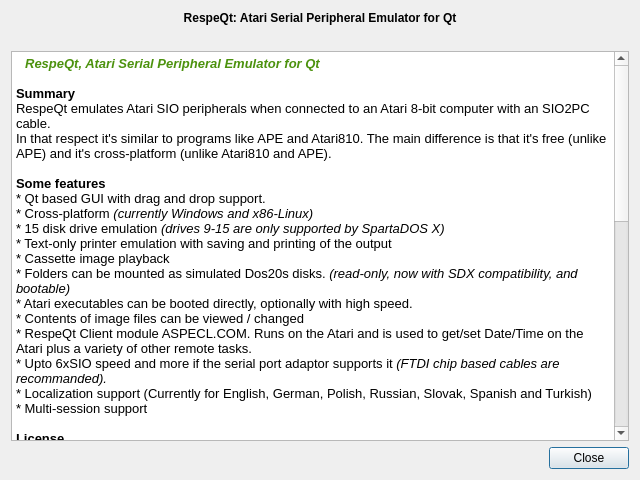
Above: aboutdialog.ui from RespeQt/RespeQt before the change. Below: the same form after it.
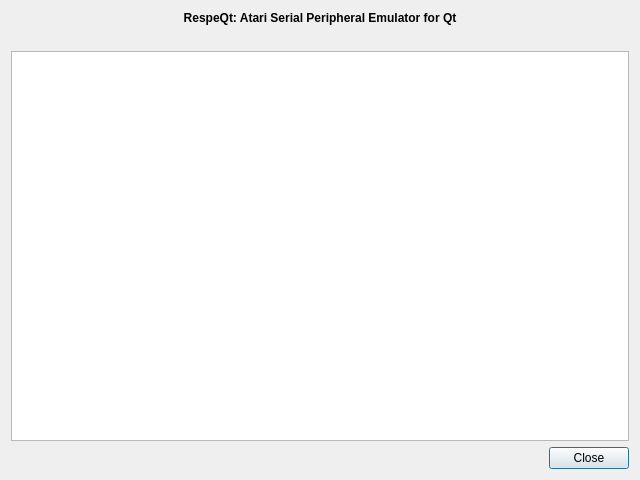
That is the form after the change. Icons and pictures are not drawn.

```diff
--- a/aboutdialog.ui
+++ b/aboutdialog.ui
@@ -51,16 +51,6 @@
    </item>
    <item row="2" column="0">
     <widget class="QTextBrowser" name="textBrowser">
-     <property name="html">
-      <string>&lt;!DOCTYPE HTML PUBLIC &quot;-//W3C//DTD HTML 4.0//EN&quot; &quot;http://www.w3.org/TR/REC-html40/strict.dtd&quot;&gt;
-&lt;html&gt;&lt;head&gt;&lt;meta name=&quot;qrichtext&quot; content=&quot;1&quot; /&gt;&lt;title&gt;RespeQt&lt;/title&gt;&lt;style type=&quot;text/css&quot;&gt;
-p, li { white-space: pre-wrap; }
-&lt;/style&gt;&lt;/head&gt;&lt;body style=&quot; font-family:'MS Shell Dlg 2'; font-size:8.25pt; font-weight:400; font-style:normal;&quot;&gt;
-&lt;p style=&quot; margin-top:12px; margin-bottom:12px; margin-left:0px; margin-right:0px; -qt-block-indent:0; text-indent:0px;&quot;&gt;&lt;span style=&quot; font-size:8pt;&quot;&gt; &lt;/span&gt;&lt;img src=&quot;:/icons/main-icon/RespeQt.ico&quot; /&gt;&lt;span style=&quot; font-size:8pt; font-weight:600; color:#4c920e;&quot;&gt;  &lt;/span&gt;&lt;span style=&quot; font-family:'Arial,Helvetica,sans-serif'; font-size:10pt; font-weight:600; font-style:italic; color:#4c920e;&quot;&gt;RespeQt, Atari Serial Peripheral Emulator for Qt&lt;/span&gt;&lt;span style=&quot; font-size:10pt; font-weight:600; font-style:italic; color:#4c920e;&quot;&gt;&lt;br /&gt;&lt;/span&gt;&lt;span style=&quot; font-size:10pt;&quot;&gt;&lt;br /&gt;&lt;/span&gt;&lt;span style=&quot; font-family:'Arial,Helvetica,sans-serif'; font-size:10pt; font-weight:600;&quot;&gt;Summary&lt;/span&gt;&lt;span style=&quot; font-family:'Arial,Helvetica,sans-serif'; font-size:10pt;&quot;&gt;&lt;br /&gt;RespeQt emulates Atari SIO peripherals when connected to an Atari 8-bit computer with an SIO2PC cable.&lt;br /&gt;In that respect it's similar to programs like APE and Atari810. The main difference is that it's free (unlike APE) and it's cross-platform (unlike Atari810 and APE).&lt;br /&gt;&lt;br /&gt;&lt;/span&gt;&lt;span style=&quot; font-family:'Arial,Helvetica,sans-serif'; font-size:10pt; font-weight:600;&quot;&gt;Some features&lt;/span&gt;&lt;span style=&quot; font-family:'Arial,Helvetica,sans-serif'; font-size:10pt;&quot;&gt;&lt;br /&gt;* Qt based GUI with drag and drop support.&lt;br /&gt;* Cross-platform&lt;/span&gt;&lt;span style=&quot; font-family:'Arial,Helvetica,sans-serif'; font-size:10pt; font-style:italic;&quot;&gt; (currently Windows and x86-Linux)&lt;/span&gt;&lt;span style=&quot; font-family:'Arial,Helvetica,sans-serif'; font-size:10pt;&quot;&gt;&lt;br /&gt;* 15 disk drive emulation &lt;/span&gt;&lt;span style=&quot; font-family:'Arial,Helvetica,sans-serif'; font-size:10pt; font-style:italic;&quot;&gt;(drives 9-15 are only supported by SpartaDOS X)&lt;/span&gt;&lt;span style=&quot; font-family:'Arial,Helvetica,sans-serif'; font-size:10pt;&quot;&gt;&lt;br /&gt;* Text-only printer emulation with saving and printing of the output&lt;br /&gt;* Cassette image playback&lt;br /&gt;* Folders can be mounted as simulated Dos20s disks. &lt;/span&gt;&lt;span style=&quot; font-family:'Arial,Helvetica,sans-serif'; font-size:10pt; font-style:italic;&quot;&gt;(read-only, now with SDX compatibility, and bootable)&lt;/span&gt;&lt;span style=&quot; font-family:'Arial,Helvetica,sans-serif'; font-size:10pt;&quot;&gt;&lt;br /&gt;* Atari executables can be booted directly, optionally with high speed.&lt;br /&gt;* Contents of image files can be viewed / changed&lt;br /&gt;* RespeQt Client module ASPECL.COM. Runs on the Atari and is used to get/set Date/Time on the Atari plus a variety of other remote tasks.&lt;br /&gt;* Upto 6xSIO speed and more if the serial port adaptor supports it &lt;/span&gt;&lt;span style=&quot; font-family:'Arial,Helvetica,sans-serif'; font-size:10pt; font-style:italic;&quot;&gt;(FTDI chip based cables are recommanded).&lt;/span&gt;&lt;span style=&quot; font-family:'Arial,Helvetica,sans-serif'; font-size:10pt;&quot;&gt;&lt;br /&gt;* Localization support (Currently for English, German, Polish, Russian, Slovak, Spanish and Turkish)&lt;br /&gt;* Multi-session support&lt;br /&gt;&lt;br /&gt;&lt;/span&gt;&lt;span style=&quot; font-family:'Arial,Helvetica,sans-serif'; font-size:10pt; font-weight:600;&quot;&gt;License&lt;/span&gt;&lt;span style=&quot; font-family:'Arial,Helvetica,sans-serif'; font-size:10pt;&quot;&gt;&lt;br /&gt;Original code up to version 0.6.0 &lt;/span&gt;&lt;span style=&quot; font-family:'Arial,Helvetica,sans-serif'; font-size:10pt; font-style:italic;&quot;&gt;Copyright 2009 by Fatih Aygün. &lt;/span&gt;&lt;span style=&quot; font-family:'Arial,Helvetica,sans-serif'; font-size:10pt;&quot;&gt;&lt;br /&gt;Updates since v0.6.0 &lt;/span&gt;&lt;span style=&quot; font-family:'Arial,Helvetica,sans-serif'; font-size:10pt; font-style:italic;&quot;&gt;Copyright 2012 by Ray Ataergin&lt;/span&gt;&lt;span style=&quot; font-size:10pt;&quot;&gt; &lt;/span&gt;&lt;/p&gt;
-&lt;p style=&quot; margin-top:12px; margin-bottom:12px; margin-left:0px; margin-right:0px; -qt-block-indent:0; text-indent:0px;&quot;&gt;&lt;span style=&quot; font-family:'Arial,Helvetica,sans-serif'; font-size:10pt;&quot;&gt;You can freely copy, use, modify and distribute RespeQt under the GPL 2.0 license. Please see license.txt for details.&lt;/span&gt;&lt;span style=&quot; font-size:10pt;&quot;&gt; &lt;/span&gt;&lt;/p&gt;
-&lt;p style=&quot; margin-top:12px; margin-bottom:12px; margin-left:0px; margin-right:0px; -qt-block-indent:0; text-indent:0px;&quot;&gt;&lt;span style=&quot; font-family:'Arial,Helvetica,sans-serif'; font-size:10pt;&quot;&gt;Qt libraries: &lt;/span&gt;&lt;span style=&quot; font-family:'Arial,Helvetica,sans-serif'; font-size:10pt; font-style:italic;&quot;&gt;Copyright 2009 Nokia Corporation&lt;/span&gt;&lt;span style=&quot; font-family:'Arial,Helvetica,sans-serif'; font-size:10pt;&quot;&gt; and/or its subsidiary(-ies). Used in this package under LGPL 2.0 license.&lt;br /&gt;&lt;br /&gt;Silk Icons: &lt;/span&gt;&lt;span style=&quot; font-family:'Arial,Helvetica,sans-serif'; font-size:10pt; font-style:italic;&quot;&gt;Copyright &lt;/span&gt;&lt;a href=&quot;www.famfamfam.com&quot;&gt;&lt;span style=&quot; font-family:'Arial,Helvetica,sans-serif'; font-size:10pt; font-style:italic; text-decoration: underline; color:#0000ff;&quot;&gt;Mark James&lt;/span&gt;&lt;/a&gt;&lt;span style=&quot; font-family:'Arial,Helvetica,sans-serif'; font-size:10pt; font-style:italic;&quot;&gt;.&lt;/span&gt;&lt;span style=&quot; font-family:'Arial,Helvetica,sans-serif'; font-size:10pt;&quot;&gt; Used in this package under Creative Commons Attribution 3.0 license.&lt;br /&gt;&lt;br /&gt;Additional Icons by &lt;/span&gt;&lt;a href=&quot;http://www.oxygen-icons.org/&quot;&gt;&lt;span style=&quot; font-family:'Arial,Helvetica,sans-serif'; font-size:10pt; font-style:italic; text-decoration: underline; color:#0000ff;&quot;&gt;Oxygen Team&lt;/span&gt;&lt;/a&gt;&lt;span style=&quot; font-family:'Arial,Helvetica,sans-serif'; font-size:10pt;&quot;&gt;. Used in this package under Creative Commons Attribution-ShareAlike 3.0 license.&lt;br /&gt;&lt;br /&gt;AtariSIO Linux kernel module and high speed code used in the EXE loader &lt;/span&gt;&lt;span style=&quot; font-family:'Arial,Helvetica,sans-serif'; font-size:10pt; font-style:italic;&quot;&gt;Copyright &lt;/span&gt;&lt;a href=&quot;http://www.horus.com/~hias/atari/&quot;&gt;&lt;span style=&quot; font-family:'Arial,Helvetica,sans-serif'; font-size:10pt; font-style:italic; text-decoration: underline; color:#0000ff;&quot;&gt;Matthias Reichl.&lt;/span&gt;&lt;/a&gt;&lt;span style=&quot; font-family:'Arial,Helvetica,sans-serif'; font-size:10pt;&quot;&gt; Used in this package under GPL 2.0 license.&lt;br /&gt;&lt;br /&gt;Atascii Fonts by &lt;/span&gt;&lt;a href=&quot;http://members.bitstream.net/~marksim/atarimac&quot;&gt;&lt;span style=&quot; font-family:'Arial,Helvetica,sans-serif'; font-size:10pt; font-style:italic; text-decoration: underline; color:#0000ff;&quot;&gt;Mark Simonson&lt;/span&gt;&lt;/a&gt;&lt;span style=&quot; font-family:'Arial,Helvetica,sans-serif'; font-size:10pt;&quot;&gt;. Used in this package under Freeware License.&lt;/span&gt;&lt;span style=&quot; font-size:10pt;&quot;&gt;&lt;br /&gt;&lt;br /&gt;&lt;/span&gt;&lt;span style=&quot; font-family:'Arial,Helvetica,sans-serif'; font-size:10pt; font-weight:600; font-style:italic;&quot;&gt;DOS files distributed with RespeQt&lt;/span&gt;&lt;span style=&quot; font-family:'Arial,Helvetica,sans-serif'; font-size:10pt; font-style:italic;&quot;&gt; are copyright of their respective owners, Atari8Warez and RespeQt distributes those files with the understanding that they are either abandonware or public domain, and are widely available for download through the internet. If you are the copyright holder of one or more of these files, and believe that distribution of these files constitutes a breach of your rights please contact &lt;/span&gt;&lt;a href=&quot;mailto:ray@atari8warez.com&quot;&gt;&lt;span style=&quot; font-family:'Arial,Helvetica,sans-serif'; font-size:10pt; font-style:italic; text-decoration: underline; color:#0000ff;&quot;&gt;Atari8Warez&lt;/span&gt;&lt;/a&gt;&lt;span style=&quot; font-family:'Arial,Helvetica,sans-serif'; font-size:10pt; font-style:italic;&quot;&gt;. We respect the rights of copyright holders and won't distribute copyrighted work without the rights holder's consent. &lt;/span&gt;&lt;/p&gt;
-&lt;p style=&quot; margin-top:12px; margin-bottom:12px; margin-left:0px; margin-right:0px; -qt-block-indent:0; text-indent:0px;&quot;&gt;&lt;span style=&quot; font-family:'Arial,Helvetica,sans-serif'; font-size:10pt; font-weight:600;&quot;&gt;Contact&lt;/span&gt;&lt;span style=&quot; font-family:'Arial,Helvetica,sans-serif'; font-size:10pt;&quot;&gt;&lt;br /&gt;Ray Ataergin, &lt;/span&gt;&lt;a href=&quot;mailto:ray@atari8warez.com&quot;&gt;&lt;span style=&quot; font-family:'Arial,Helvetica,sans-serif'; font-size:10pt; text-decoration: underline; color:#0000ff;&quot;&gt;email&lt;/span&gt;&lt;/a&gt;&lt;span style=&quot; font-family:'Arial,Helvetica,sans-serif'; font-size:10pt;&quot;&gt;, &lt;/span&gt;&lt;span style=&quot; font-family:'Arial,Helvetica,sans-serif'; font-size:10pt; font-style:italic;&quot;&gt;Please include the word &amp;quot;respeqt&amp;quot; in the subject field.&lt;/span&gt;&lt;span style=&quot; font-family:'Arial,Helvetica,sans-serif'; font-size:10pt;&quot;&gt;&lt;br /&gt;&lt;br /&gt;Fatih Aygun, &lt;/span&gt;&lt;a href=&quot;mailto:cyco130@yahoo.com&quot;&gt;&lt;span style=&quot; font-family:'Arial,Helvetica,sans-serif'; font-size:10pt; text-decoration: underline; color:#0000ff;&quot;&gt;email&lt;/span&gt;&lt;/a&gt;&lt;span style=&quot; font-family:'Arial,Helvetica,sans-serif'; font-size:10pt;&quot;&gt;, &lt;/span&gt;&lt;span style=&quot; font-family:'Arial,Helvetica,sans-serif'; font-size:10pt; font-style:italic;&quot;&gt;Please include the word &amp;quot;respeqt&amp;quot; in the subject field.&lt;/span&gt;&lt;span style=&quot; font-family:'Arial,Helvetica,sans-serif'; font-size:10pt;&quot;&gt;&lt;br /&gt;&lt;br /&gt;For SIO2PC/10502PC hardware purchase/support visit &lt;/span&gt;&lt;a href=&quot;http://www.atari8warez.com&quot;&gt;&lt;span style=&quot; font-family:'Arial,Helvetica,sans-serif'; font-size:10pt; text-decoration: underline; color:#0000ff;&quot;&gt;Atari8Warez&lt;/span&gt;&lt;/a&gt;&lt;span style=&quot; font-family:'Arial,Helvetica,sans-serif'; font-size:10pt;&quot;&gt;&lt;br /&gt;&lt;/span&gt;&lt;/p&gt;&lt;/body&gt;&lt;/html&gt;</string>
-     </property>
      <property name="source">
       <url>
        <string>qrc:/documentation/about.html</string>
```
